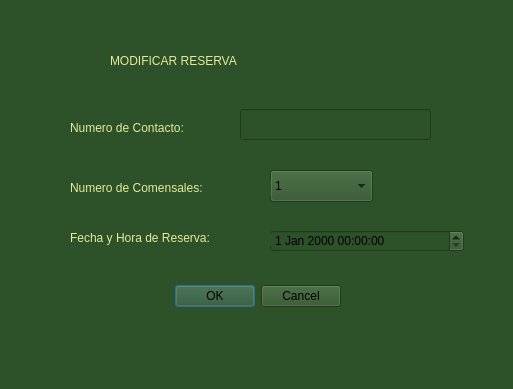
Above: modificar_reserva.ui from valeAlfaro5/ProyectoLenguajesDeProgramacion before the change. Below: the same form after it.
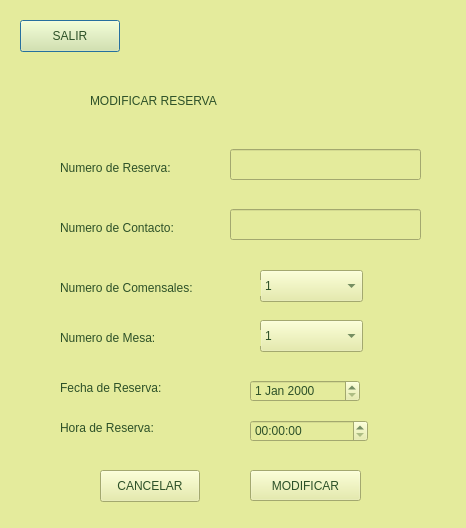
That is the form after the change.

Patch:
```diff
--- a/modificar_reserva.ui
+++ b/modificar_reserva.ui
@@ -6,35 +6,30 @@
    <rect>
     <x>0</x>
     <y>0</y>
-    <width>513</width>
-    <height>389</height>
+    <width>466</width>
+    <height>528</height>
    </rect>
   </property>
   <property name="windowTitle">
    <string>Dialog</string>
   </property>
   <property name="styleSheet">
-   <string notr="true">background-color: rgb(45, 81, 40);</string>
+   <string notr="true">
+background-color: rgb(228, 235, 156);</string>
   </property>
-  <widget class="QDateTimeEdit" name="fechaHora">
-   <property name="geometry">
-    <rect>
-     <x>270</x>
-     <y>230</y>
-     <width>194</width>
-     <height>22</height>
-    </rect>
-   </property>
-  </widget>
   <widget class="QComboBox" name="numeroComensales">
    <property name="geometry">
     <rect>
-     <x>270</x>
-     <y>170</y>
+     <x>260</x>
+     <y>270</y>
      <width>103</width>
      <height>32</height>
     </rect>
    </property>
+   <property name="styleSheet">
+    <string notr="true">font: 700 14pt &quot;Georgia&quot;;
+color: rgb(45, 81, 40);</string>
+   </property>
    <item>
     <property name="text">
      <string>1</string>
@@ -156,78 +151,50 @@
     </property>
    </item>
   </widget>
-  <widget class="QDialogButtonBox" name="buttonBox_2">
-   <property name="geometry">
-    <rect>
-     <x>0</x>
-     <y>280</y>
-     <width>341</width>
-     <height>32</height>
-    </rect>
-   </property>
-   <property name="orientation">
-    <enum>Qt::Orientation::Horizontal</enum>
-   </property>
-   <property name="standardButtons">
-    <set>QDialogButtonBox::StandardButton::Cancel|QDialogButtonBox::StandardButton::Ok</set>
-   </property>
-  </widget>
   <widget class="QLineEdit" name="numeroTelefono">
    <property name="geometry">
     <rect>
-     <x>240</x>
-     <y>109</y>
+     <x>230</x>
+     <y>209</y>
      <width>191</width>
      <height>31</height>
     </rect>
    </property>
+   <property name="styleSheet">
+    <string notr="true">font: 700 14pt &quot;Georgia&quot;;
+border-color: rgb(0, 0, 0);
+color: rgb(45, 81, 40);</string>
+   </property>
   </widget>
   <widget class="QLabel" name="label_2">
    <property name="geometry">
     <rect>
-     <x>70</x>
-     <y>120</y>
+     <x>60</x>
+     <y>220</y>
      <width>151</width>
      <height>16</height>
     </rect>
    </property>
    <property name="styleSheet">
     <string notr="true">font: 700 14pt &quot;Georgia&quot;;
-color: rgb(228, 235, 156);</string>
+color: rgb(45, 81, 40);</string>
    </property>
    <property name="text">
     <string>Numero de Contacto:</string>
    </property>
   </widget>
-  <widget class="QLabel" name="label_4">
-   <property name="geometry">
-    <rect>
-     <x>70</x>
-     <y>230</y>
-     <width>201</width>
-     <height>16</height>
-    </rect>
-   </property>
-   <property name="styleSheet">
-    <string notr="true">font: 700 14pt &quot;Georgia&quot;;
-color: rgb(228, 235, 156);</string>
-   </property>
-   <property name="text">
-    <string>Fecha y Hora de Reserva:</string>
-   </property>
-  </widget>
   <widget class="QLabel" name="label_3">
    <property name="geometry">
     <rect>
-     <x>70</x>
-     <y>180</y>
+     <x>60</x>
+     <y>280</y>
      <width>201</width>
      <height>16</height>
     </rect>
    </property>
    <property name="styleSheet">
     <string notr="true">font: 700 14pt &quot;Georgia&quot;;
-color: rgb(228, 235, 156);</string>
+color: rgb(45, 81, 40);</string>
    </property>
    <property name="text">
     <string>Numero de Comensales:</string>
@@ -236,20 +203,322 @@
   <widget class="QLabel" name="label_5">
    <property name="geometry">
     <rect>
-     <x>110</x>
-     <y>40</y>
+     <x>90</x>
+     <y>80</y>
      <width>311</width>
      <height>41</height>
     </rect>
    </property>
    <property name="styleSheet">
-    <string notr="true">color: rgb(228, 235, 156);
+    <string notr="true">color: rgb(45, 81, 40);
 font: 700 24pt &quot;Georgia&quot;;</string>
    </property>
    <property name="text">
     <string>MODIFICAR RESERVA</string>
    </property>
   </widget>
+  <widget class="QLineEdit" name="numeroTelefono_2">
+   <property name="geometry">
+    <rect>
+     <x>230</x>
+     <y>149</y>
+     <width>191</width>
+     <height>31</height>
+    </rect>
+   </property>
+   <property name="styleSheet">
+    <string notr="true">font: 700 14pt &quot;Georgia&quot;;
+border-color: rgb(0, 0, 0);
+color: rgb(45, 81, 40);</string>
+   </property>
+   <property name="text">
+    <string/>
+   </property>
+  </widget>
+  <widget class="QLabel" name="label_6">
+   <property name="geometry">
+    <rect>
+     <x>60</x>
+     <y>160</y>
+     <width>151</width>
+     <height>16</height>
+    </rect>
+   </property>
+   <property name="styleSheet">
+    <string notr="true">font: 700 14pt &quot;Georgia&quot;;
+color: rgb(45, 81, 40);</string>
+   </property>
+   <property name="text">
+    <string>Numero de Reserva:</string>
+   </property>
+  </widget>
+  <widget class="QComboBox" name="numeroComensales_2">
+   <property name="geometry">
+    <rect>
+     <x>260</x>
+     <y>320</y>
+     <width>103</width>
+     <height>32</height>
+    </rect>
+   </property>
+   <property name="styleSheet">
+    <string notr="true">font: 700 14pt &quot;Georgia&quot;;
+color: rgb(45, 81, 40);</string>
+   </property>
+   <item>
+    <property name="text">
+     <string>1</string>
+    </property>
+   </item>
+   <item>
+    <property name="text">
+     <string>2</string>
+    </property>
+   </item>
+   <item>
+    <property name="text">
+     <string>3</string>
+    </property>
+   </item>
+   <item>
+    <property name="text">
+     <string>4</string>
+    </property>
+   </item>
+   <item>
+    <property name="text">
+     <string>5</string>
+    </property>
+   </item>
+   <item>
+    <property name="text">
+     <string>6</string>
+    </property>
+   </item>
+   <item>
+    <property name="text">
+     <string>7</string>
+    </property>
+   </item>
+   <item>
+    <property name="text">
+     <string>8</string>
+    </property>
+   </item>
+   <item>
+    <property name="text">
+     <string>9</string>
+    </property>
+   </item>
+   <item>
+    <property name="text">
+     <string>10</string>
+    </property>
+   </item>
+   <item>
+    <property name="text">
+     <string>11</string>
+    </property>
+   </item>
+   <item>
+    <property name="text">
+     <string>12</string>
+    </property>
+   </item>
+   <item>
+    <property name="text">
+     <string>13</string>
+    </property>
+   </item>
+   <item>
+    <property name="text">
+     <string>14</string>
+    </property>
+   </item>
+   <item>
+    <property name="text">
+     <string>15</string>
+    </property>
+   </item>
+   <item>
+    <property name="text">
+     <string>16</string>
+    </property>
+   </item>
+   <item>
+    <property name="text">
+     <string>17</string>
+    </property>
+   </item>
+   <item>
+    <property name="text">
+     <string>18</string>
+    </property>
+   </item>
+   <item>
+    <property name="text">
+     <string>19</string>
+    </property>
+   </item>
+   <item>
+    <property name="text">
+     <string>20</string>
+    </property>
+   </item>
+   <item>
+    <property name="text">
+     <string>21</string>
+    </property>
+   </item>
+   <item>
+    <property name="text">
+     <string>22</string>
+    </property>
+   </item>
+   <item>
+    <property name="text">
+     <string>23</string>
+    </property>
+   </item>
+   <item>
+    <property name="text">
+     <string>24</string>
+    </property>
+   </item>
+  </widget>
+  <widget class="QLabel" name="label_4">
+   <property name="geometry">
+    <rect>
+     <x>60</x>
+     <y>330</y>
+     <width>201</width>
+     <height>16</height>
+    </rect>
+   </property>
+   <property name="styleSheet">
+    <string notr="true">font: 700 14pt &quot;Georgia&quot;;
+color: rgb(45, 81, 40);</string>
+   </property>
+   <property name="text">
+    <string>Numero de Mesa: </string>
+   </property>
+  </widget>
+  <widget class="QLabel" name="label_7">
+   <property name="geometry">
+    <rect>
+     <x>60</x>
+     <y>380</y>
+     <width>201</width>
+     <height>16</height>
+    </rect>
+   </property>
+   <property name="styleSheet">
+    <string notr="true">font: 700 14pt &quot;Georgia&quot;;
+color: rgb(45, 81, 40);</string>
+   </property>
+   <property name="text">
+    <string>Fecha de Reserva: </string>
+   </property>
+  </widget>
+  <widget class="QLabel" name="label_8">
+   <property name="geometry">
+    <rect>
+     <x>60</x>
+     <y>420</y>
+     <width>201</width>
+     <height>16</height>
+    </rect>
+   </property>
+   <property name="styleSheet">
+    <string notr="true">font: 700 14pt &quot;Georgia&quot;;
+color: rgb(45, 81, 40);</string>
+   </property>
+   <property name="text">
+    <string>Hora de Reserva: </string>
+   </property>
+  </widget>
+  <widget class="QTimeEdit" name="timeEdit">
+   <property name="geometry">
+    <rect>
+     <x>250</x>
+     <y>420</y>
+     <width>118</width>
+     <height>22</height>
+    </rect>
+   </property>
+   <property name="styleSheet">
+    <string notr="true">font: 700 14pt &quot;Georgia&quot;;
+color: rgb(45, 81, 40);</string>
+   </property>
+  </widget>
+  <widget class="QDateEdit" name="dateEdit">
+   <property name="geometry">
+    <rect>
+     <x>250</x>
+     <y>380</y>
+     <width>110</width>
+     <height>22</height>
+    </rect>
+   </property>
+   <property name="styleSheet">
+    <string notr="true">font: 700 14pt &quot;Georgia&quot;;
+color: rgb(45, 81, 40);</string>
+   </property>
+  </widget>
+  <widget class="QPushButton" name="pushButton">
+   <property name="geometry">
+    <rect>
+     <x>20</x>
+     <y>20</y>
+     <width>100</width>
+     <height>32</height>
+    </rect>
+   </property>
+   <property name="styleSheet">
+    <string notr="true">font: 700 14pt &quot;Georgia&quot;;
+color: rgb(45, 81, 40);
+</string>
+   </property>
+   <property name="text">
+    <string>SALIR</string>
+   </property>
+  </widget>
+  <widget class="QPushButton" name="pushButton_2">
+   <property name="geometry">
+    <rect>
+     <x>250</x>
+     <y>470</y>
+     <width>111</width>
+     <height>31</height>
+    </rect>
+   </property>
+   <property name="styleSheet">
+    <string notr="true">font: 700 14pt &quot;Georgia&quot;;
+color: rgb(45, 81, 40);
+</string>
+   </property>
+   <property name="text">
+    <string>MODIFICAR</string>
+   </property>
+  </widget>
+  <widget class="QPushButton" name="pushButton_3">
+   <property name="geometry">
+    <rect>
+     <x>100</x>
+     <y>470</y>
+     <width>100</width>
+     <height>32</height>
+    </rect>
+   </property>
+   <property name="styleSheet">
+    <string notr="true">font: 700 14pt &quot;Georgia&quot;;
+color: rgb(45, 81, 40);
+</string>
+   </property>
+   <property name="text">
+    <string>CANCELAR</string>
+   </property>
+  </widget>
  </widget>
  <resources/>
  <connections/>
```
